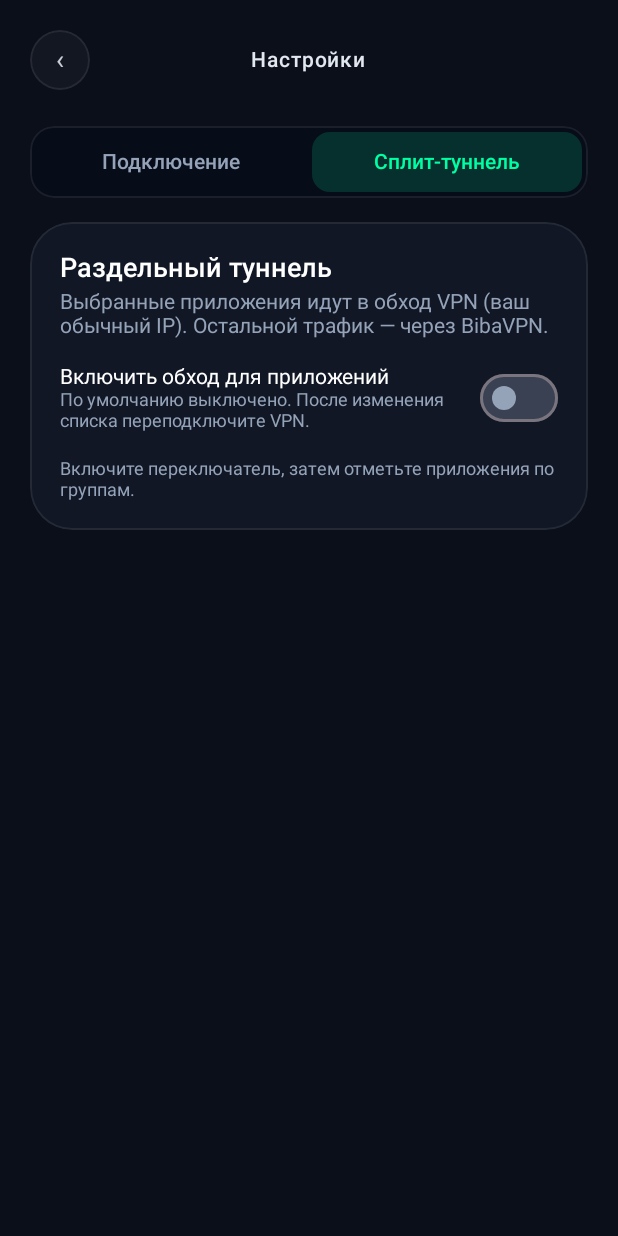
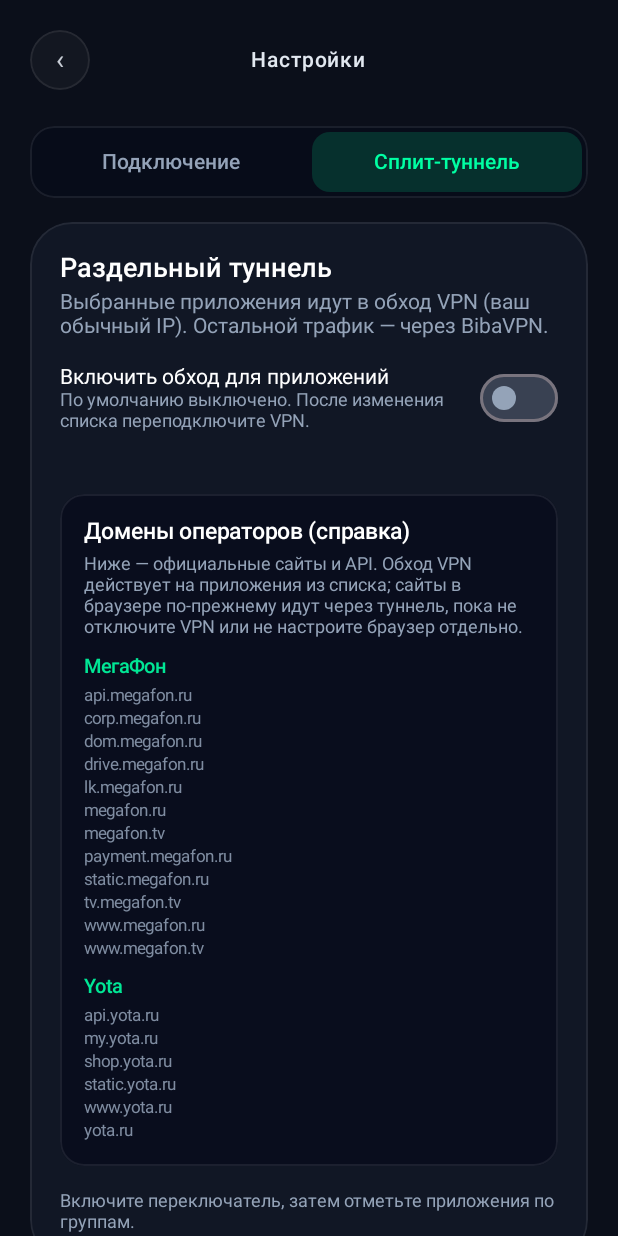
Before and after one commit to Eljaja/BibaVPN, an Android app built with Jetpack Compose: the composable SettingsScreen called with empty values, after a tap on "Сплит-туннель", on a phone screen of 412 x 824 dp. Run offline under Robolectric (Android 15) with nearby library versions, the phone set to English and light mode, and no system bars.

Commit message:
android: add Yota and MegaFon to split tunnel catalog
- New OPERATORS group with official app package IDs
- Reference list of operator hostnames in split tunnel UI
- Localized strings for all app locales

Co-authored-by: Ilya Fe <Eljaja@users.noreply.github.com>

```diff
--- a/android/app/src/main/java/dev/bibavpn/MainActivity.kt
+++ b/android/app/src/main/java/dev/bibavpn/MainActivity.kt
@@ -1524,6 +1524,9 @@ private fun SplitTunnelSettingsPanel() {
             )
         }
 
+        Spacer(Modifier.height(8.dp))
+        SplitTunnelOperatorDomainsPanel()
+
         if (!enabled) {
             Text(
                 stringResource(R.string.split_toggle_groups_hint),
@@ -1553,6 +1556,63 @@ private fun SplitTunnelSettingsPanel() {
                 },
             )
             Spacer(Modifier.height(12.dp))
+        }
+    }
+}
+
+@Composable
+private fun SplitTunnelOperatorDomainsPanel() {
+    Column(
+        modifier = Modifier
+            .fillMaxWidth()
+            .clip(RoundedCornerShape(16.dp))
+            .border(1.dp, BorderSubtle, RoundedCornerShape(16.dp))
+            .background(Color(0xFF020617).copy(alpha = 0.55f))
+            .padding(16.dp),
+    ) {
+        Text(
+            stringResource(R.string.split_operator_domains_title),
+            color = Color.White,
+            fontSize = 15.sp,
+            fontWeight = FontWeight.SemiBold,
+        )
+        Spacer(Modifier.height(6.dp))
+        Text(
+            stringResource(R.string.split_operator_domains_sub),
+            color = TextMuted,
+            fontSize = 12.sp,
+        )
+        Spacer(Modifier.height(12.dp))
+        Text(
+            stringResource(R.string.split_operator_domains_megafon),
+            color = Mint.copy(alpha = 0.9f),
+            fontSize = 13.sp,
+            fontWeight = FontWeight.Medium,
+        )
+        Spacer(Modifier.height(4.dp))
+        SplitTunnelOperatorDomains.megafonHosts.forEach { host ->
+            Text(
+                host,
+                color = TextMuted.copy(alpha = 0.85f),
+                fontSize = 11.sp,
+                modifier = Modifier.padding(vertical = 1.dp),
+            )
+        }
+        Spacer(Modifier.height(10.dp))
+        Text(
+            stringResource(R.string.split_operator_domains_yota),
+            color = Mint.copy(alpha = 0.9f),
+            fontSize = 13.sp,
+            fontWeight = FontWeight.Medium,
+        )
+        Spacer(Modifier.height(4.dp))
+        SplitTunnelOperatorDomains.yotaHosts.forEach { host ->
+            Text(
+                host,
+                color = TextMuted.copy(alpha = 0.85f),
+                fontSize = 11.sp,
+                modifier = Modifier.padding(vertical = 1.dp),
+            )
         }
     }
 }
--- a/android/app/src/main/java/dev/bibavpn/SplitTunnelCatalog.kt
+++ b/android/app/src/main/java/dev/bibavpn/SplitTunnelCatalog.kt
@@ -7,6 +7,7 @@ enum class SplitTunnelGroup(@StringRes val titleRes: Int) {
     GOVERNMENT(R.string.split_group_government),
     BANKS(R.string.split_group_banks),
     MARKETPLACES(R.string.split_group_marketplaces),
+    OPERATORS(R.string.split_group_operators),
 }
 
 data class SplitTunnelApp(
@@ -37,6 +38,11 @@ object SplitTunnelCatalog {
             SplitTunnelApp("ru.yandex.eda", R.string.split_app_eda, SplitTunnelGroup.MARKETPLACES),
             SplitTunnelApp("com.yandex.lavka", R.string.split_app_lavka, SplitTunnelGroup.MARKETPLACES),
             SplitTunnelApp("ru.sbcs.store", R.string.split_app_samokat, SplitTunnelGroup.MARKETPLACES),
+            SplitTunnelApp("ru.megafon.mlk", R.string.split_app_megafon_mlk, SplitTunnelGroup.OPERATORS),
+            SplitTunnelApp("com.megalabs.megafon.tv", R.string.split_app_megafon_tv, SplitTunnelGroup.OPERATORS),
+            SplitTunnelApp("com.equeo.megafondraiv", R.string.split_app_megafon_drive, SplitTunnelGroup.OPERATORS),
+            SplitTunnelApp("ru.yota.android", R.string.split_app_yota, SplitTunnelGroup.OPERATORS),
+            SplitTunnelApp("ru.yotabit.lk", R.string.split_app_yotabit, SplitTunnelGroup.OPERATORS),
         )
 
     fun allPackageNames(): Set<String> = all.map { it.packageName }.toSet()
--- /dev/null
+++ b/android/app/src/main/java/dev/bibavpn/SplitTunnelOperatorDomains.kt
@@ -0,0 +1,34 @@
+package dev.bibavpn
+
+/**
+ * Официальные и часто используемые хосты операторов (для справки в UI).
+ * Сплит-туннель в Android обходит VPN только для **приложений** ([addDisallowedApplication]);
+ * трафик браузера к этим доменам не исключается автоматически.
+ */
+object SplitTunnelOperatorDomains {
+    val megafonHosts: List<String> =
+        listOf(
+            "api.megafon.ru",
+            "corp.megafon.ru",
+            "dom.megafon.ru",
+            "drive.megafon.ru",
+            "lk.megafon.ru",
+            "megafon.ru",
+            "megafon.tv",
+            "payment.megafon.ru",
+            "static.megafon.ru",
+            "tv.megafon.tv",
+            "www.megafon.ru",
+            "www.megafon.tv",
+        ).distinct().sorted()
+
+    val yotaHosts: List<String> =
+        listOf(
+            "api.yota.ru",
+            "my.yota.ru",
+            "shop.yota.ru",
+            "static.yota.ru",
+            "www.yota.ru",
+            "yota.ru",
+        ).distinct().sorted()
+}
--- a/android/app/src/main/res/values/strings.xml
+++ b/android/app/src/main/res/values/strings.xml
@@ -111,6 +111,11 @@
     <string name="split_group_government">Государственные</string>
     <string name="split_group_banks">Банки</string>
     <string name="split_group_marketplaces">Маркетплейсы</string>
+    <string name="split_group_operators">Операторы (Yota, МегаФон)</string>
+    <string name="split_operator_domains_title">Домены операторов (справка)</string>
+    <string name="split_operator_domains_sub">Ниже — официальные сайты и API. Обход VPN действует на приложения из списка; сайты в браузере по-прежнему идут через туннель, пока не отключите VPN или не настроите браузер отдельно.</string>
+    <string name="split_operator_domains_megafon">МегаФон</string>
+    <string name="split_operator_domains_yota">Yota</string>
     <string name="split_app_gosuslugi">Госуслуги</string>
     <string name="split_app_max">MAX</string>
     <string name="split_app_vk">ВКонтакте</string>
@@ -130,6 +135,11 @@
     <string name="split_app_eda">Яндекс Еда</string>
     <string name="split_app_lavka">Яндекс Лавка</string>
     <string name="split_app_samokat">Самокат</string>
+    <string name="split_app_megafon_mlk">МегаФон</string>
+    <string name="split_app_megafon_tv">МегаФон ТВ</string>
+    <string name="split_app_megafon_drive">МегаФон Драйв</string>
+    <string name="split_app_yota">Yota</string>
+    <string name="split_app_yotabit">Yotabit (кабель)</string>
 
     <string name="vpn_error_tun2socks">ошибка tun2socks</string>
     <string name="vpn_error_prefix">BibaVPN: %1$s</string>
```
Also changed, not shown: 4 other files.
